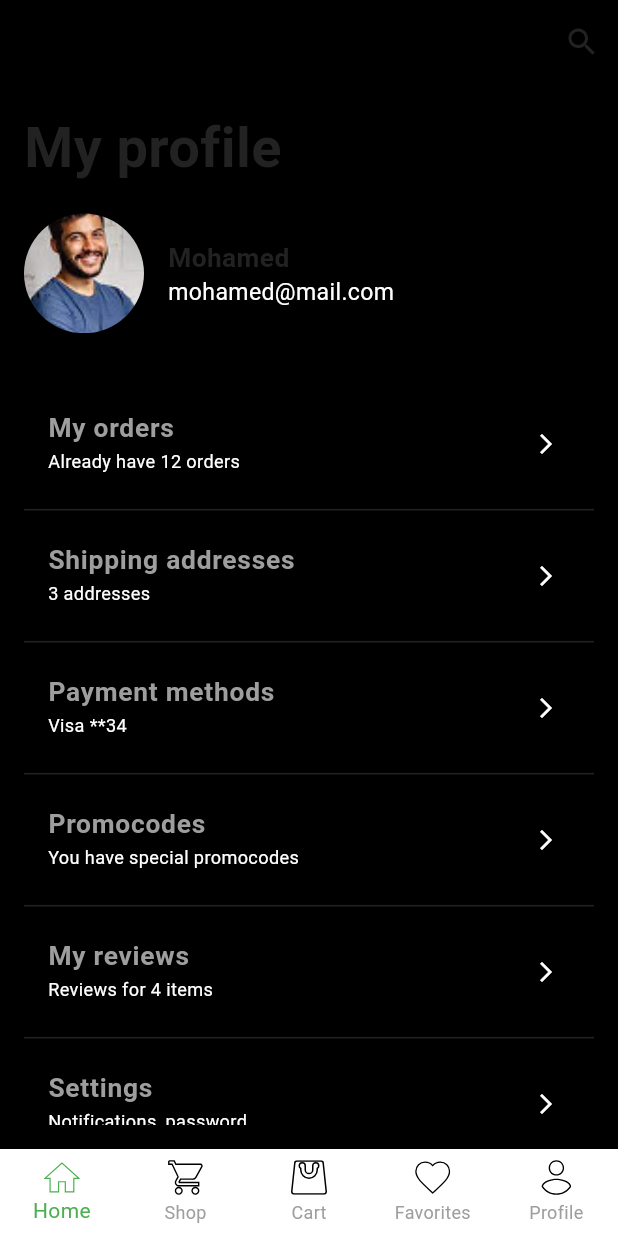
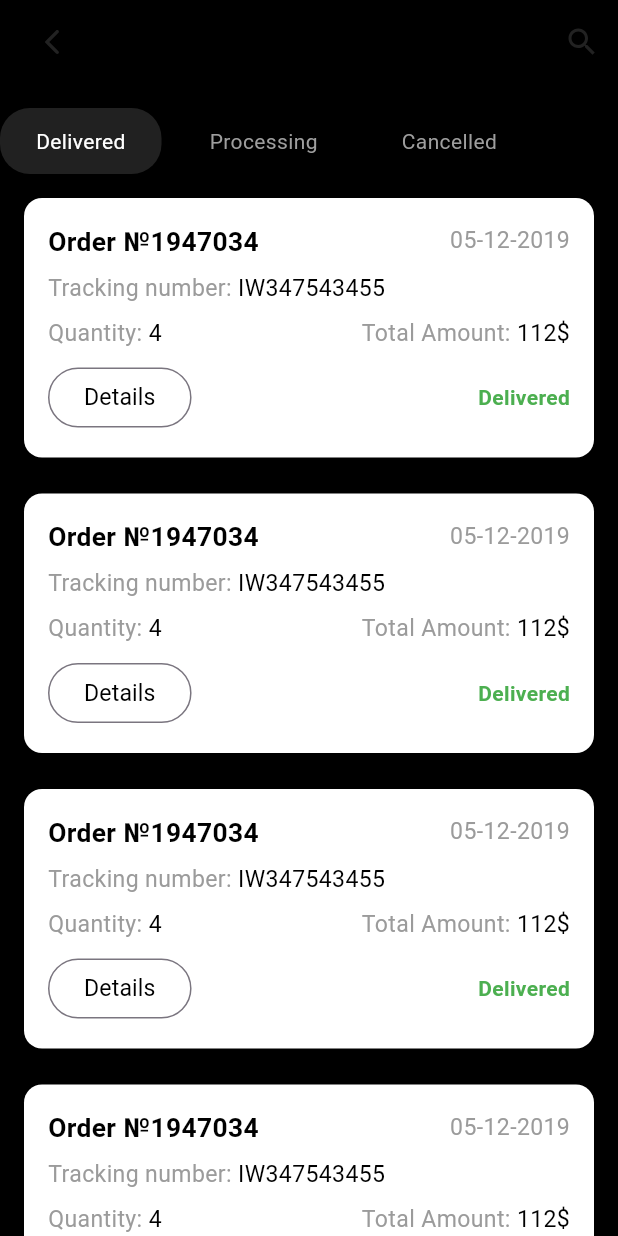
Before and after one commit to ideasandconceptsit/khayat_team1, a Flutter app: the screen it shows after launch, after a tap on "My orders", on a phone screen of 412 x 824 dp. Run offline on Flutter 3.47's test engine with Material 3 defaults, Android fonts, the phone set to English and light mode, and no system bars; our stand-ins replace dio, flutter_screenutil, flutter_svg, get, get_storage; missing offline and left inert: awesome_dio_interceptor; Roboto replaces fonts that are missing (Tajawal).

Commit message:
Add MyOrderView and related widgets for order management in profile section

```diff
--- a/lib/features/profile/view/my_order_view.dart
+++ b/lib/features/profile/view/my_order_view.dart
@@ -1,4 +1,12 @@
 import 'package:flutter/material.dart';
+import 'package:flutter_screenutil/flutter_screenutil.dart';
+import 'package:flutter_svg/svg.dart';
+import 'package:team1_khayat/core/utils/app_assets.dart';
+import 'package:team1_khayat/core/utils/app_colors.dart';
+import 'package:team1_khayat/core/widget/navigation_service.dart';
+import 'package:team1_khayat/features/profile/view/widget/build_category_section.dart';
+import 'package:team1_khayat/features/profile/view/widget/order_pages.dart';
+import 'package:team1_khayat/shared/my_appbar/custom_app_bar.dart';
 
 class MyOrderView extends StatefulWidget {
   const MyOrderView({super.key});
@@ -8,8 +16,56 @@ class MyOrderView extends StatefulWidget {
 }
 
 class _MyOrderViewState extends State<MyOrderView> {
+      int selectedIndex = 0;
+
   @override
   Widget build(BuildContext context) {
-    return Container();
+    return Scaffold(
+      backgroundColor: AppColors.black,
+      appBar: _buildAppBar(context),
+      body: CustomScrollView(
+        slivers: [
+          const SliverToBoxAdapter(
+            child: SizedBox(height: 16),
+          ),
+          SliverToBoxAdapter(
+            child: BuildCategorySection(
+              selectedIndex: selectedIndex,
+              onCategorySelected: updateIndex,
+            ),
+          ),
+          SliverFillRemaining(
+            child: OrderPages(selectedIndex: selectedIndex)
+          ),
+        ],
+      ),
+    );
+  }
+
+   PreferredSizeWidget _buildAppBar(BuildContext context) {
+    return CustomAppBar(
+      leadingWidth: 69.h,
+      leading: IconButton(
+        icon:SvgPicture.asset(
+          AppAssets.arrowback,
+        ),
+        onPressed: () {
+          NavigationService.back();
+        },
+      ),
+      actions: [
+        IconButton(
+          icon: SvgPicture.asset(
+            AppAssets.iconsSearch,
+          ),
+          onPressed: () {},
+        ),
+      ],
+    );
+  }
+   void updateIndex(int index) {
+    setState(() {
+      selectedIndex = index;
+    });
   }
 }
--- /dev/null
+++ b/lib/features/profile/view/widget/build_category_item.dart
@@ -0,0 +1,30 @@
+import 'package:flutter/material.dart';
+
+class BuildCategoryItem extends StatelessWidget {
+  final String text;
+  final int index;
+  final int selectedIndex;
+  final Function(int) onTap;
+
+  BuildCategoryItem({required this.text, required this.index, required this.selectedIndex, required this.onTap});
+
+  @override
+  Widget build(BuildContext context) {
+    return GestureDetector(
+      onTap: () => onTap(index),
+      child: Container(
+        padding: EdgeInsets.symmetric(horizontal: 24, vertical: 12),
+        decoration: BoxDecoration(
+          color: selectedIndex == index ? Colors.grey.shade900 : Colors.transparent,
+          borderRadius: BorderRadius.circular(20),
+        ),
+        child: Text(
+          text,
+          style: TextStyle(
+            color: selectedIndex == index ? Colors.white : Colors.grey,
+          ),
+        ),
+      ),
+    );
+  }
+}
--- /dev/null
+++ b/lib/features/profile/view/widget/build_category_section.dart
@@ -0,0 +1,35 @@
+// ignore_for_file: public_member_api_docs, sort_constructors_first
+import 'package:flutter/material.dart';
+import 'package:team1_khayat/features/profile/view/widget/build_category_item.dart';
+
+class BuildCategorySection extends StatelessWidget {
+
+  final int selectedIndex;
+  final Function(int) onCategorySelected;
+  const BuildCategorySection({
+    Key? key,
+    required this.selectedIndex,
+    required this.onCategorySelected,
+  }) : super(key: key);
+  @override
+  Widget build(BuildContext context) {
+    return SingleChildScrollView(
+        scrollDirection: Axis.horizontal,
+        child: Row(
+          children: [
+            BuildCategoryItem(
+                text: 'Delivered', index: 0, selectedIndex: selectedIndex, onTap: onCategorySelected),
+            SizedBox(width: 8),
+            BuildCategoryItem(
+                text: 'Processing', index: 1, selectedIndex: selectedIndex, onTap: onCategorySelected),
+            SizedBox(width: 8),
+            BuildCategoryItem(
+                text: 'Cancelled', index: 2, selectedIndex: selectedIndex, onTap: onCategorySelected),
+          ],
+        ),
+      );
+
+  }
+
+
+}
--- /dev/null
+++ b/lib/features/profile/view/widget/order_card.dart
@@ -0,0 +1,122 @@
+import 'package:flutter/material.dart';
+import 'package:team1_khayat/core/utils/app_colors.dart';
+import 'package:team1_khayat/core/utils/app_text_style.dart';
+
+class OrderCard extends StatelessWidget {
+  const OrderCard({super.key, required this.status});
+  final String status;
+
+  @override
+  Widget build(BuildContext context) {
+    return Padding(
+      padding: const EdgeInsets.only(top: 8.0),
+      child: Card(
+        color: Colors.white,
+        margin: const EdgeInsets.symmetric(horizontal: 16, vertical: 8),
+        child: Padding(
+          padding: const EdgeInsets.all(16),
+          child: Column(
+            crossAxisAlignment: CrossAxisAlignment.start,
+            children: [
+               Row(
+                mainAxisAlignment: MainAxisAlignment.spaceBetween,
+                children: [
+                  Text(
+                    'Order №1947034',
+                    style: AppStyles.tajawaltextStyle16.copyWith(color: Colors.black),
+                  ),
+                  Text(
+                    '05-12-2019',
+                    style: AppStyles.tajawaltextStyle14.copyWith(
+                      color: AppColors.grey1
+                    ),
+                  ),
+                ],
+              ),
+              const SizedBox(height: 8),
+              Text.rich(
+                    TextSpan(
+                      text: 'Tracking number:',
+                      style: AppStyles.tajawaltextStyle14.copyWith(
+                        color: AppColors.grey1,
+                      ),
+                      children: [
+                        TextSpan(
+                          text: ' IW347543455',
+                          style: AppStyles.tajawaltextStyle14.copyWith(
+                            color: Colors.black,
+                          ),
+                        ),
+                      ],
+                    ),
+                  ),
+
+              const SizedBox(height: 8),
+               Row(
+                mainAxisAlignment: MainAxisAlignment.spaceBetween,
+                children: [
+                  Text.rich(
+                    TextSpan(
+                      text: 'Quantity:',
+                      style: AppStyles.tajawaltextStyle14.copyWith(
+                        color: AppColors.grey1,
+                      ),
+                      children: [
+                        TextSpan(
+                          text: ' 4',
+                          style: AppStyles.tajawaltextStyle14.copyWith(
+                            color: Colors.black,
+                          ),
+                        ),
+                      ],
+                    ),
+                  ),
+                  Text.rich(
+                    TextSpan(
+                      text: 'Total Amount:',
+                      style: AppStyles.tajawaltextStyle14.copyWith(
+                        color: AppColors.grey1,
+                      ),
+                      children: [
+                        TextSpan(
+                          text: ' 112\$',
+                          style: AppStyles.tajawaltextStyle14.copyWith(
+                            color: Colors.black,
+                          ),
+                        ),
+                      ],
+                    ),
+                  ),
+                ],
+              ),
+              const SizedBox(height: 8),
+              Row(
+                mainAxisAlignment: MainAxisAlignment.spaceBetween,
+                children: [
+                  OutlinedButton(
+                    onPressed: () {
+                    },
+                    child:  Text('Details' ,style:AppStyles.tajawaltextStyle14.copyWith(
+                      color: AppColors.black
+                    ),),
+                  ),
+                  Text(
+                    status,
+                    style: TextStyle(
+                      color: status == 'Delivered'
+                          ? Colors.green
+                          : status == 'Processing'
+                              ? Colors.orange
+                              : Colors.red,
+                      fontWeight: FontWeight.bold,
+                    ),
+                  ),
+                ],
+              ),
+            ],
+          ),
+        ),
+      ),
+    );;
+  }
+}
--- /dev/null
+++ b/lib/features/profile/view/widget/order_list.dart
@@ -0,0 +1,17 @@
+import 'package:flutter/material.dart';
+import 'package:team1_khayat/features/profile/view/widget/order_card.dart';
+
+class OrderList extends StatelessWidget {
+  const OrderList({super.key, required this.status});
+  final String status;
+
+  @override
+  Widget build(BuildContext context) {
+    return ListView.builder(
+      itemCount: 10,
+      itemBuilder: (context, index) {
+        return OrderCard(status: status);
+      },
+    );
+  }
+}
--- /dev/null
+++ b/lib/features/profile/view/widget/order_pages.dart
@@ -0,0 +1,19 @@
+import 'package:flutter/material.dart';
+import 'order_list.dart';
+
+class OrderPages extends StatelessWidget {
+  final int selectedIndex;
+  const OrderPages({required this.selectedIndex});
+
+  @override
+  Widget build(BuildContext context) {
+    return IndexedStack(
+      index: selectedIndex,
+      children: [
+        const OrderList(status: 'Delivered'),
+        const OrderList(status: 'Processing'),
+        const OrderList(status: 'Cancelled'),
+      ],
+    );
+  }
+}
--- a/lib/features/profile/view/widget/sliver_list_profile_option.dart
+++ b/lib/features/profile/view/widget/sliver_list_profile_option.dart
@@ -1,5 +1,7 @@
 import 'package:flutter/material.dart';
+import 'package:team1_khayat/core/widget/navigation_service.dart';
 import 'package:team1_khayat/features/profile/view/widget/profile_option.dart';
+import 'package:team1_khayat/state_managment/app_routers.dart';
 
 class SliverListProfileOption extends StatelessWidget {
   const SliverListProfileOption({super.key});
@@ -13,6 +15,8 @@ class SliverListProfileOption extends StatelessWidget {
       ProfileOption(
         title: 'My orders', subtitle: 'Already have 12 orders',
          onTap: () {
+          NavigationService.to( Routes.myOrderView , arguments: null);
+
         }),
       ProfileOption(title: 'Shipping addresses', subtitle: '3 addresses'),
       ProfileOption(title: 'Payment methods', subtitle: 'Visa **34'),
```
